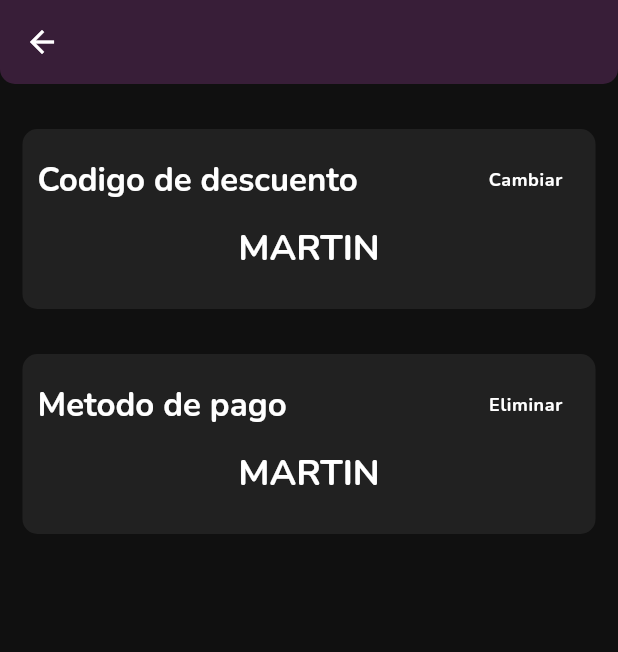
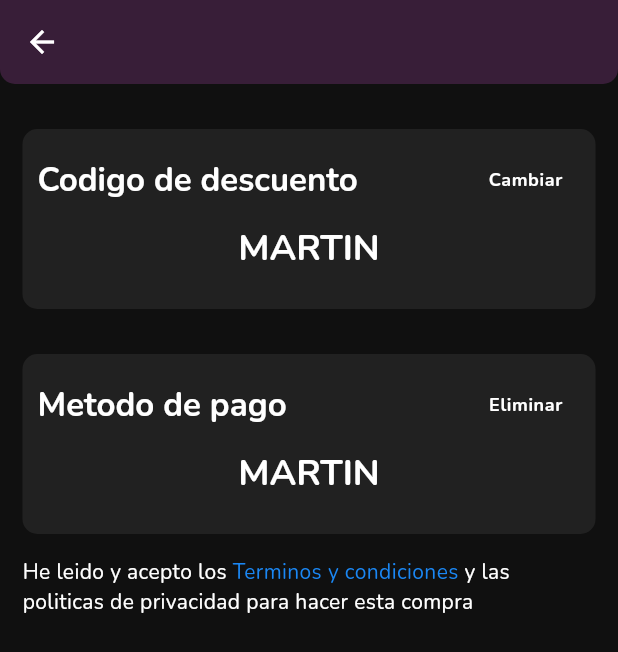
Before and after one commit to xDMartoxD/flutter_passi, a Flutter app: the EventCheckoutScreen screen opened directly with empty values, on a phone screen of 412 x 824 dp. Shown: the top 652 px of the screen. Run offline on Flutter 3.47's test engine with Material 2 defaults, Android fonts, the light colour scheme and no system bars; our stand-ins replace connectivity_plus, expandable, font_awesome_flutter, go_router, google_fonts, qr_flutter and 1 more; missing offline and left inert: amplify_api, amplify_auth_cognito, amplify_core, amplify_flutter, amplify_storage_s3, mobile_scanner; accounts and stored records are empty; network calls fail.

Commit message:
esquema modificado

```diff
--- a/lib/models/ModelProvider.dart
+++ b/lib/models/ModelProvider.dart
@@ -67,7 +67,7 @@ export 'User.dart';
 
 class ModelProvider implements ModelProviderInterface {
   @override
-  String version = "82c2b22412a0c8e6d2651f025c599452";
+  String version = "1a1f7c8b9fa94c196c9d5e1aa3a8ce1f";
   @override
   List<ModelSchema> modelSchemas = [DiscountCode.schema, Event.schema, EventCategory.schema, Job.schema, PaymentMethod.schema, Ticket.schema, TicketCategory.schema, User.schema];
   static final ModelProvider _instance = ModelProvider();
--- a/lib/models/TicketCategory.dart
+++ b/lib/models/TicketCategory.dart
@@ -38,6 +38,7 @@ class TicketCategory extends Model {
   final Event? _event;
   final List<Ticket>? _tickets;
   final String? _description;
+  final int? _maxBuyQuantity;
   final TemporalDateTime? _createdAt;
   final TemporalDateTime? _updatedAt;
 
@@ -135,6 +136,10 @@ class TicketCategory extends Model {
     return _description;
   }
 
+  int? get maxBuyQuantity {
+    return _maxBuyQuantity;
+  }
+
   TemporalDateTime? get createdAt {
     return _createdAt;
   }
@@ -143,9 +148,9 @@ class TicketCategory extends Model {
     return _updatedAt;
   }
 
-  const TicketCategory._internal({required this.id, required price, required name, required color, required maxCapacity, required totalAssistants, required event, tickets, description, createdAt, updatedAt}): _price = price, _name = name, _color = color, _maxCapacity = maxCapacity, _totalAssistants = totalAssistants, _event = event, _tickets = tickets, _description = description, _createdAt = createdAt, _updatedAt = updatedAt;
+  const TicketCategory._internal({required this.id, required price, required name, required color, required maxCapacity, required totalAssistants, required event, tickets, description, maxBuyQuantity, createdAt, updatedAt}): _price = price, _name = name, _color = color, _maxCapacity = maxCapacity, _totalAssistants = totalAssistants, _event = event, _tickets = tickets, _description = description, _maxBuyQuantity = maxBuyQuantity, _createdAt = createdAt, _updatedAt = updatedAt;
 
-  factory TicketCategory({String? id, required double price, required String name, required String color, required int maxCapacity, required int totalAssistants, required Event event, List<Ticket>? tickets, String? description}) {
+  factory TicketCategory({String? id, required double price, required String name, required String color, required int maxCapacity, required int totalAssistants, required Event event, List<Ticket>? tickets, String? description, int? maxBuyQuantity}) {
     return TicketCategory._internal(
       id: id == null ? UUID.getUUID() : id,
       price: price,
@@ -155,7 +160,8 @@ class TicketCategory extends Model {
       totalAssistants: totalAssistants,
       event: event,
       tickets: tickets != null ? List<Ticket>.unmodifiable(tickets) : tickets,
-      description: description);
+      description: description,
+      maxBuyQuantity: maxBuyQuantity);
   }
 
   bool equals(Object other) {
@@ -174,7 +180,8 @@ class TicketCategory extends Model {
       _totalAssistants == other._totalAssistants &&
       _event == other._event &&
       DeepCollectionEquality().equals(_tickets, other._tickets) &&
-      _description == other._description;
+      _description == other._description &&
+      _maxBuyQuantity == other._maxBuyQuantity;
   }
 
   @override
@@ -193,6 +200,7 @@ class TicketCategory extends Model {
     buffer.write("totalAssistants=" + (_totalAssistants != null ? _totalAssistants!.toString() : "null") + ", ");
     buffer.write("event=" + (_event != null ? _event!.toString() : "null") + ", ");
     buffer.write("description=" + "$_description" + ", ");
+    buffer.write("maxBuyQuantity=" + (_maxBuyQuantity != null ? _maxBuyQuantity!.toString() : "null") + ", ");
     buffer.write("createdAt=" + (_createdAt != null ? _createdAt!.format() : "null") + ", ");
     buffer.write("updatedAt=" + (_updatedAt != null ? _updatedAt!.format() : "null"));
     buffer.write("}");
@@ -200,7 +208,7 @@ class TicketCategory extends Model {
     return buffer.toString();
   }
 
-  TicketCategory copyWith({String? id, double? price, String? name, String? color, int? maxCapacity, int? totalAssistants, Event? event, List<Ticket>? tickets, String? description}) {
+  TicketCategory copyWith({String? id, double? price, String? name, String? color, int? maxCapacity, int? totalAssistants, Event? event, List<Ticket>? tickets, String? description, int? maxBuyQuantity}) {
     return TicketCategory._internal(
       id: id ?? this.id,
       price: price ?? this.price,
@@ -210,7 +218,8 @@ class TicketCategory extends Model {
       totalAssistants: totalAssistants ?? this.totalAssistants,
       event: event ?? this.event,
       tickets: tickets ?? this.tickets,
-      description: description ?? this.description);
+      description: description ?? this.description,
+      maxBuyQuantity: maxBuyQuantity ?? this.maxBuyQuantity);
   }
 
   TicketCategory.fromJson(Map<String, dynamic> json)
@@ -230,15 +239,16 @@ class TicketCategory extends Model {
           .toList()
         : null,
       _description = json['description'],
+      _maxBuyQuantity = (json['maxBuyQuantity'] as num?)?.toInt(),
       _createdAt = json['createdAt'] != null ? TemporalDateTime.fromString(json['createdAt']) : null,
       _updatedAt = json['updatedAt'] != null ? TemporalDateTime.fromString(json['updatedAt']) : null;
 
   Map<String, dynamic> toJson() => {
-    'id': id, 'price': _price, 'name': _name, 'color': _color, 'maxCapacity': _maxCapacity, 'totalAssistants': _totalAssistants, 'event': _event?.toJson(), 'tickets': _tickets?.map((Ticket? e) => e?.toJson()).toList(), 'description': _description, 'createdAt': _createdAt?.format(), 'updatedAt': _updatedAt?.format()
+    'id': id, 'price': _price, 'name': _name, 'color': _color, 'maxCapacity': _maxCapacity, 'totalAssistants': _totalAssistants, 'event': _event?.toJson(), 'tickets': _tickets?.map((Ticket? e) => e?.toJson()).toList(), 'description': _description, 'maxBuyQuantity': _maxBuyQuantity, 'createdAt': _createdAt?.format(), 'updatedAt': _updatedAt?.format()
   };
 
   Map<String, Object?> toMap() => {
-    'id': id, 'price': _price, 'name': _name, 'color': _color, 'maxCapacity': _maxCapacity, 'totalAssistants': _totalAssistants, 'event': _event, 'tickets': _tickets, 'description': _description, 'createdAt': _createdAt, 'updatedAt': _updatedAt
+    'id': id, 'price': _price, 'name': _name, 'color': _color, 'maxCapacity': _maxCapacity, 'totalAssistants': _totalAssistants, 'event': _event, 'tickets': _tickets, 'description': _description, 'maxBuyQuantity': _maxBuyQuantity, 'createdAt': _createdAt, 'updatedAt': _updatedAt
   };
 
   static final QueryField ID = QueryField(fieldName: "id");
@@ -254,6 +264,7 @@ class TicketCategory extends Model {
     fieldName: "tickets",
     fieldType: ModelFieldType(ModelFieldTypeEnum.model, ofModelName: 'Ticket'));
   static final QueryField DESCRIPTION = QueryField(fieldName: "description");
+  static final QueryField MAXBUYQUANTITY = QueryField(fieldName: "maxBuyQuantity");
   static var schema = Model.defineSchema(define: (ModelSchemaDefinition modelSchemaDefinition) {
     modelSchemaDefinition.name = "TicketCategory";
     modelSchemaDefinition.pluralName = "TicketCategories";
@@ -339,6 +350,12 @@ class TicketCategory extends Model {
       ofType: ModelFieldType(ModelFieldTypeEnum.string)
     ));
 
+    modelSchemaDefinition.addField(ModelFieldDefinition.field(
+      key: TicketCategory.MAXBUYQUANTITY,
+      isRequired: false,
+      ofType: ModelFieldType(ModelFieldTypeEnum.int)
+    ));
+
     modelSchemaDefinition.addField(ModelFieldDefinition.nonQueryField(
       fieldName: 'createdAt',
       isRequired: false,
--- a/lib/screens/event_checkout_screen.dart
+++ b/lib/screens/event_checkout_screen.dart
@@ -1,4 +1,5 @@
 import 'package:amplify_flutter/amplify_flutter.dart';
+import 'package:flutter/gestures.dart';
 import 'package:flutter/material.dart';
 import 'package:passi_app/providers/authentication_provider.dart';
 import 'package:passi_app/providers/cart_provider.dart';
@@ -204,6 +205,28 @@ class _EventCheckoutContentState extends State<EventCheckoutContent> {
                             )
                           ],
                         ),
+                      ),
+                      Padding(
+                        padding: const EdgeInsets.symmetric(horizontal: 15),
+                        child: Text.rich(
+                          TextSpan(
+                            text: "He leido y acepto los ",
+                            style: Theme.of(context).textTheme.bodyMedium,
+                            children: [
+                              TextSpan(
+                                text: "Terminos y condiciones ",
+                                style: Theme.of(context).textTheme.bodyMedium!.copyWith(
+                                      color: Color.fromRGBO(26, 135, 244, 1),
+                                    ),
+                                recognizer: TapGestureRecognizer()..onTap = () {},
+                              ),
+                              TextSpan(
+                                text: "y las politicas de privacidad para hacer esta compra",
+                                style: Theme.of(context).textTheme.bodyMedium,
+                              )
+                            ],
+                          ),
+                        ),
                       )
                     ],
                   ),
```
Also changed, not shown: lib/providers/cart_provider.dart (+15 -2 lines), lib/providers/wompi_provider.dart (added), 2 other files.
